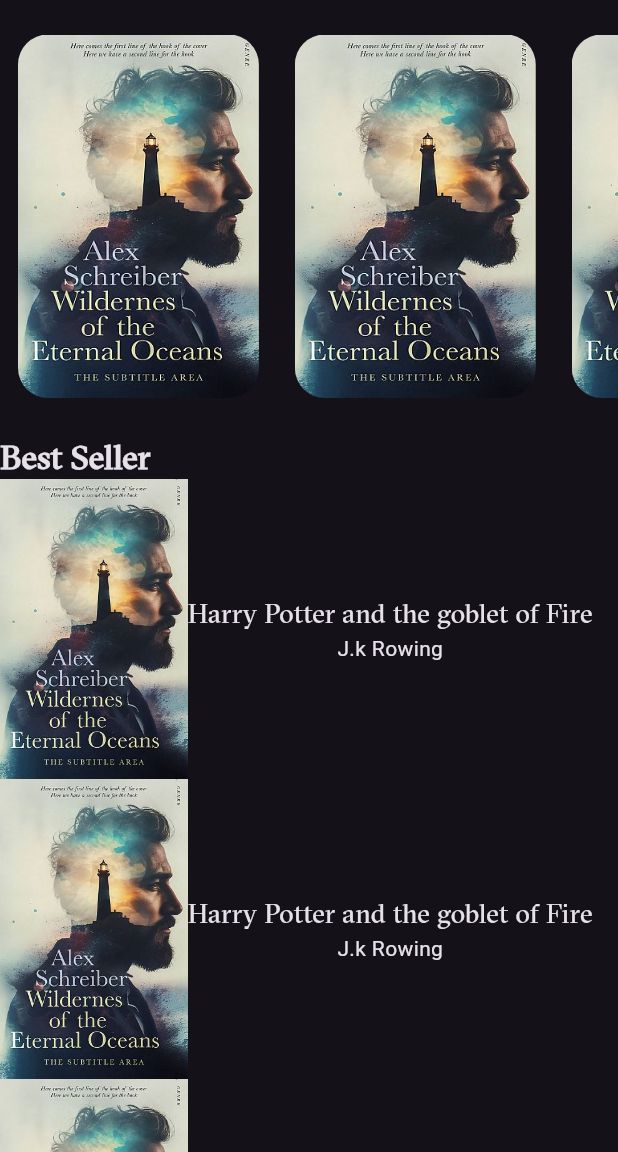
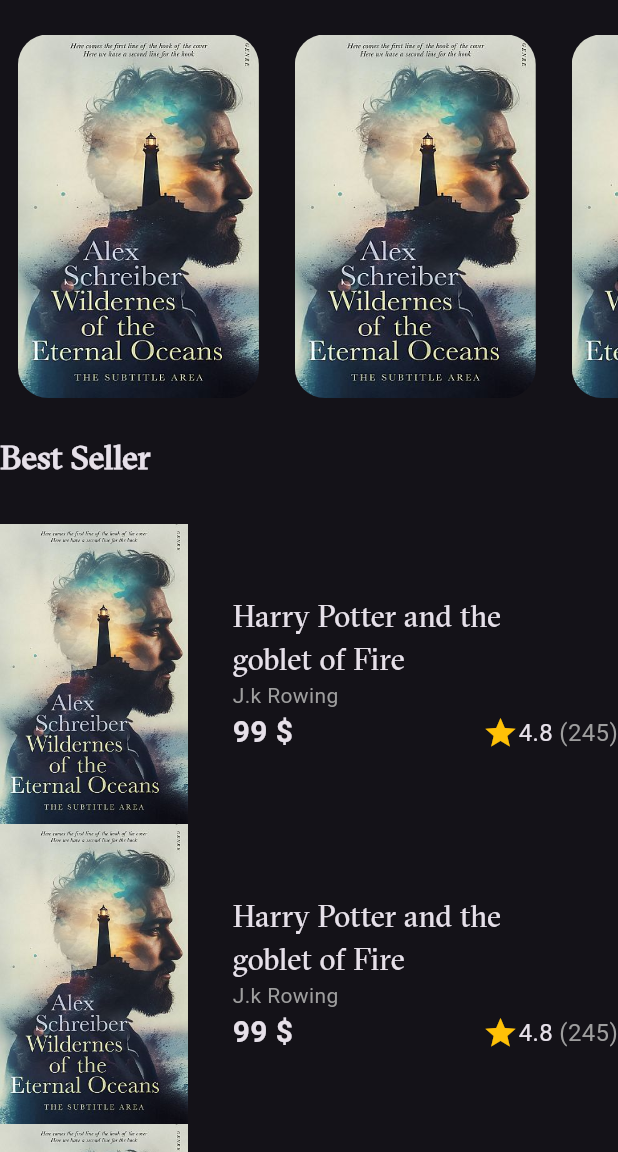
Before and after one commit to Aziz-Habbassi/BiblioGo, a Flutter app: the screen it shows after launch, on a phone screen of 412 x 824 dp, the part 84-1236 px from its top. Run offline on Flutter 3.47's test engine with Material 3 defaults, Android fonts, the phone set to English and light mode, and no system bars; our stand-ins replace bloc, flutter_bloc, flutter_svg, lottie; Roboto replaces fonts that are missing (Monserrat).

Commit message:
best seller item

```diff
--- /dev/null
+++ b/lib/core/utils/styles.dart
@@ -0,0 +1,14 @@
+import 'package:flutter/widgets.dart';
+
+abstract class Styles {
+  static const TextStyle style1 = TextStyle(
+    fontFamily: "SectraFine",
+    fontSize: 20,
+    fontWeight: FontWeight.w400,
+  );
+  static const TextStyle style2 = TextStyle(
+    fontFamily: "Monserrat",
+    fontSize: 14,
+    fontWeight: FontWeight.w400,
+  );
+}
--- a/lib/features/views/home_view/home_view.dart
+++ b/lib/features/views/home_view/home_view.dart
@@ -1,4 +1,5 @@
-import 'package:bibliogo/core/utils/assets.dart';
+import 'package:bibliogo/core/utils/styles.dart';
+import 'package:bibliogo/features/views/home_view/widgets/best_seller_list_view.dart';
 import 'package:bibliogo/features/views/home_view/widgets/covers_list_view.dart';
 import 'package:bibliogo/features/views/home_view/widgets/custom_app_bar.dart';
 import 'package:flutter/material.dart';
@@ -13,40 +14,24 @@ class HomeView extends StatelessWidget {
       appBar: CustomAppBar(),
       body: CustomScrollView(
         slivers: [
-          SliverToBoxAdapter(child: CoversListView()),
           SliverToBoxAdapter(
-            child: Text(
-              "Best Seller",
-              style: TextStyle(
-                fontFamily: "SectraFine",
-                fontSize: 22,
-                fontWeight: FontWeight.w600,
-              ),
+            child: Column(
+              crossAxisAlignment: CrossAxisAlignment.start,
+              children: [
+                CoversListView(),
+                Text(
+                  "Best Seller",
+                  style: Styles.style1.copyWith(
+                    fontSize: 22,
+                    fontWeight: FontWeight.w600,
+                  ),
+                ),
+                const SizedBox(height: 30),
+              ],
             ),
           ),
-          SliverList.builder(
-            itemCount: 10,
-            itemBuilder: (context, index) {
-              return Row(
-                children: [
-                  Image.asset(cover, height: 200),
-                  Column(
-                    children: [
-                      Text(
-                        "Harry Potter and the goblet of Fire",
-                        style: TextStyle(
-                          fontFamily: "SectraFine",
-                          fontSize: 18,
-                          fontWeight: FontWeight.w400,
-                        ),
-                      ),
-                      Text("J.k Rowing"),
-                    ],
-                  ),
-                ],
-              );
-            },
-          ),
+
+          BestSellerListView(),
         ],
       ),
     );
--- /dev/null
+++ b/lib/features/views/home_view/widgets/best_seller_item.dart
@@ -0,0 +1,68 @@
+import 'package:bibliogo/core/utils/assets.dart';
+import 'package:bibliogo/core/utils/styles.dart';
+import 'package:flutter/material.dart';
+
+class BestSellerItem extends StatelessWidget {
+  const BestSellerItem({super.key});
+
+  @override
+  Widget build(BuildContext context) {
+    return Row(
+      children: [
+        Image.asset(cover, height: 200),
+        SizedBox(width: 30),
+        Expanded(
+          child: Column(
+            crossAxisAlignment: CrossAxisAlignment.start,
+            children: [
+              SizedBox(
+                width: MediaQuery.of(context).size.width * 0.5,
+                child: Text(
+                  "Harry Potter and the goblet of Fire ",
+                  maxLines: 2,
+                  overflow: TextOverflow.ellipsis,
+                  style: Styles.style1,
+                ),
+              ),
+              Text(
+                "J.k Rowing",
+                style: Styles.style2.copyWith(color: Colors.grey),
+              ),
+              Row(
+                mainAxisAlignment: MainAxisAlignment.spaceBetween,
+                children: [
+                  Text(
+                    r"99 $",
+                    style: Styles.style2.copyWith(
+                      fontSize: 20,
+                      fontWeight: FontWeight.w600,
+                    ),
+                  ),
+                  BestSellerRating(),
+                ],
+              ),
+            ],
+          ),
+        ),
+      ],
+    );
+  }
+}
+
+class BestSellerRating extends StatelessWidget {
+  const BestSellerRating({super.key});
+
+  @override
+  Widget build(BuildContext context) {
+    return Row(
+      children: [
+        Icon(Icons.star, color: Colors.amber),
+        Text("4.8", style: Styles.style2.copyWith(fontSize: 16)),
+        Text(
+          " (245)",
+          style: Styles.style2.copyWith(fontSize: 16, color: Colors.grey),
+        ),
+      ],
+    );
+  }
+}
--- /dev/null
+++ b/lib/features/views/home_view/widgets/best_seller_list_view.dart
@@ -0,0 +1,16 @@
+import 'package:bibliogo/features/views/home_view/widgets/best_seller_item.dart';
+import 'package:flutter/material.dart';
+
+class BestSellerListView extends StatelessWidget {
+  const BestSellerListView({super.key});
+
+  @override
+  Widget build(BuildContext context) {
+    return SliverList.builder(
+      itemCount: 10,
+      itemBuilder: (context, index) {
+        return BestSellerItem();
+      },
+    );
+  }
+}
--- a/pubspec.yaml
+++ b/pubspec.yaml
@@ -77,9 +77,9 @@ flutter:
         - asset: assets/fonts/GT-Sectra-Fine-Regular.ttf
   #       - asset: fonts/Schyler-Italic.ttf
   #         style: italic
-  #   - family: Trajan Pro
-  #     fonts:
-  #       - asset: fonts/TrajanPro.ttf
+    - family: Montserrat
+      fonts:
+        - asset: assets/fonts/Montserrat-VariableFont_wght.ttf
   #       - asset: fonts/TrajanPro_Bold.ttf
   #         weight: 700
   #
```
Also changed, not shown: assets/fonts/Montserrat-VariableFont_wght.ttf (added).
